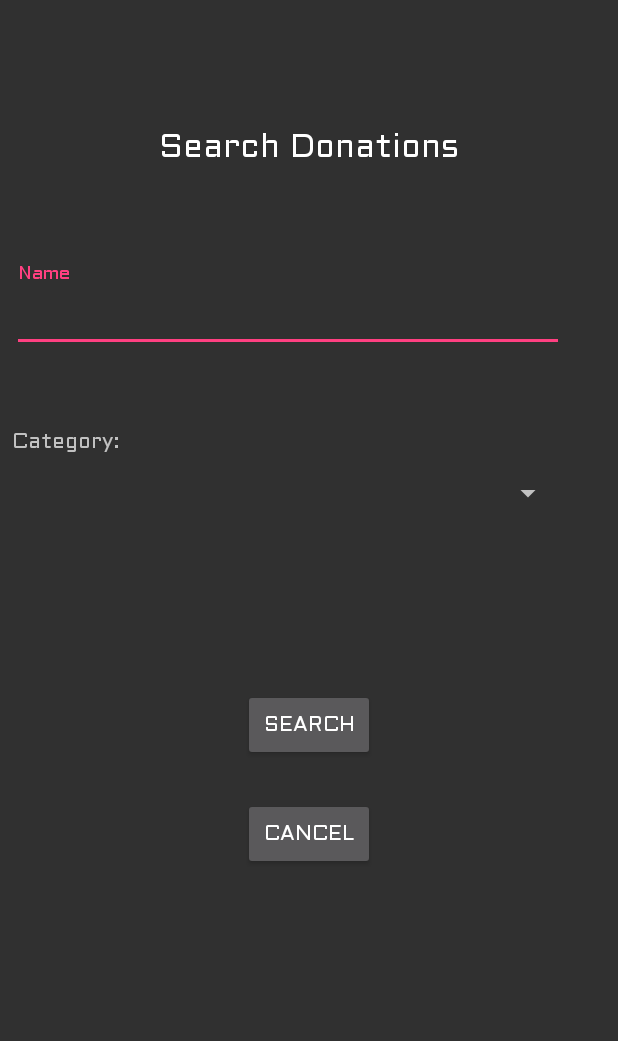
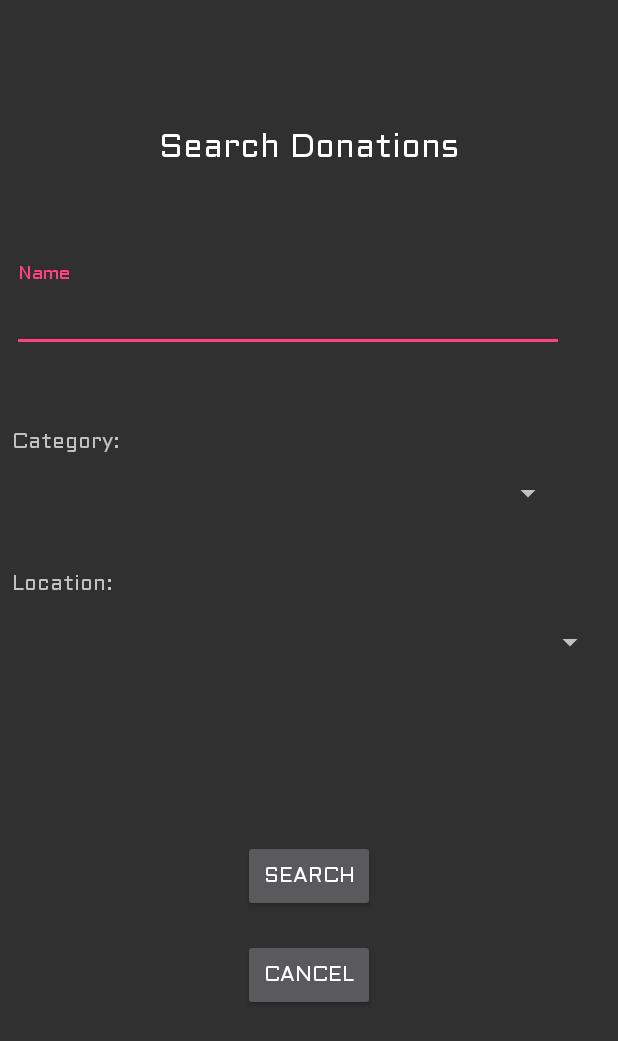
Before and after one commit to jacobzipper/donationTrackerCS2340, an Android app: the layout donation_search_view.xml on its own in the app's theme, with its tools: preview values and no code run, on a phone screen of 412 x 824 dp. Shown: the top 1041 px of the screen. Run offline under Robolectric (Android 15) with nearby library versions, the phone set to English and light mode, and no system bars; network calls fail.

Commit message:
Added location search field to donation searching and allowed the view donations page to be accessed by regular users
Signed-off-by: Jacob Allen <jballen95173@gmail.com>

```diff
--- a/app/src/main/res/layout/donation_search_view.xml
+++ b/app/src/main/res/layout/donation_search_view.xml
@@ -74,6 +74,37 @@
         app:layout_constraintTop_toBottomOf="@+id/donationSearchCategoryHeader"
         app:layout_constraintVertical_bias="0.0" />
 
+    <TextView
+        android:id="@+id/donationSearchLocationHeader"
+        android:layout_width="wrap_content"
+        android:layout_height="wrap_content"
+        android:layout_marginStart="8dp"
+        android:layout_marginTop="8dp"
+        android:layout_marginEnd="8dp"
+        android:layout_marginBottom="8dp"
+        android:text="@string/donations_search_location"
+        app:layout_constraintBottom_toBottomOf="parent"
+        app:layout_constraintEnd_toEndOf="parent"
+        app:layout_constraintHorizontal_bias="0.0"
+        app:layout_constraintStart_toStartOf="parent"
+        app:layout_constraintTop_toBottomOf="@+id/donationSearchCategorySpinner"
+        app:layout_constraintVertical_bias="0.059" />
+
+    <Spinner
+        android:id="@+id/donationSearchLocationSpinner"
+        android:layout_width="match_parent"
+        android:layout_height="wrap_content"
+        android:layout_marginStart="8dp"
+        android:layout_marginTop="8dp"
+        android:layout_marginEnd="8dp"
+        android:layout_marginBottom="8dp"
+        app:layout_constraintBottom_toBottomOf="parent"
+        app:layout_constraintEnd_toEndOf="parent"
+        app:layout_constraintHorizontal_bias="0.0"
+        app:layout_constraintStart_toStartOf="parent"
+        app:layout_constraintTop_toBottomOf="@+id/donationSearchLocationHeader"
+        app:layout_constraintVertical_bias="0.023" />
+
     <Button
         android:id="@+id/donationSearchGoButton"
         android:layout_width="wrap_content"
@@ -81,13 +112,12 @@
         android:layout_marginStart="8dp"
         android:layout_marginTop="8dp"
         android:layout_marginEnd="8dp"
-        android:layout_marginBottom="8dp"
+        android:layout_marginBottom="104dp"
         android:text="@string/donations_search_button"
         app:layout_constraintBottom_toBottomOf="parent"
         app:layout_constraintEnd_toEndOf="parent"
         app:layout_constraintStart_toStartOf="parent"
-        app:layout_constraintTop_toBottomOf="@+id/donationSearchCategorySpinner"
-        app:layout_constraintVertical_bias="0.257" />
+        app:layout_constraintTop_toBottomOf="@+id/donationSearchLocationSpinner" />
 
     <Button
         android:id="@+id/donationSearchCancelButton"
--- a/app/src/main/res/values/strings.xml
+++ b/app/src/main/res/values/strings.xml
@@ -73,6 +73,7 @@
     <string name="donations_search_title">Search Donations</string>
     <string name="donations_search_name">Name</string>
     <string name="donations_search_category">Category:</string>
+    <string name="donations_search_location">Location:</string>
     <string name="donations_search_button">Search</string>
     <string name="donations_search_cancel_button">Cancel</string>
 </resources>
```
Also changed, not shown: app/src/main/java/a5x/cs2340/donationtracker/activities/admintools/AdminToolsActivity.java (+7 -2 lines), app/src/main/java/a5x/cs2340/donationtracker/activities/admintools/GetSearchableLocationsTask.java (added, +43 -0 lines), app/src/main/java/a5x/cs2340/donationtracker/activities/admintools/ViewDonationsActivity.java (+17 -2 lines).
